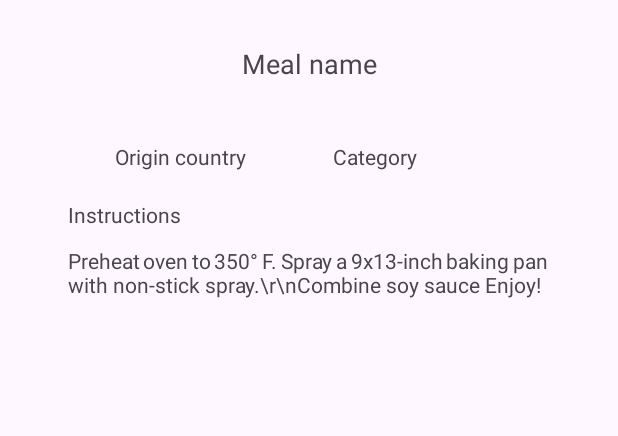
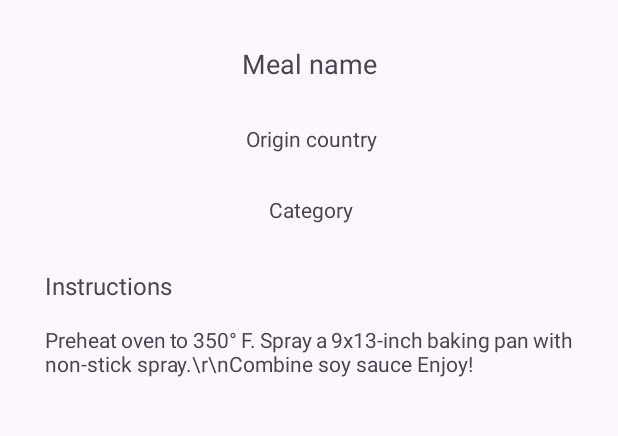
Before and after one commit to abressam/RA1_MealApp, an Android app: the MealDetailsActivity screen opened directly, with no data from a screen before it, on a phone screen of 412 x 824 dp, the part 450-886 px from its top. Run offline under Robolectric (Android 15) with nearby library versions, the phone set to English and light mode, and no system bars; pictures from the network do not load.

Commit message:
feat: modify meal details layout

```diff
--- a/app/src/main/res/layout/activity_meal_details.xml
+++ b/app/src/main/res/layout/activity_meal_details.xml
@@ -35,67 +35,71 @@
             app:layout_constraintStart_toStartOf="@+id/strMealThumb"
             app:layout_constraintTop_toBottomOf="@+id/strMealThumb" />
 
+
         <TextView
             android:id="@+id/strArea"
             android:layout_width="100dp"
             android:layout_height="wrap_content"
-            android:layout_marginStart="70dp"
+            android:layout_marginTop="28dp"
+            android:text="Origin country"
             android:textAlignment="center"
-            android:text="Origin country"
-            app:layout_constraintBottom_toBottomOf="@+id/strCategory"
-            app:layout_constraintStart_toStartOf="parent"
-            app:layout_constraintTop_toTopOf="@+id/strCategory"
-            app:layout_constraintVertical_bias="0.0" />
+            app:layout_constraintEnd_toEndOf="@+id/strMeal"
+            app:layout_constraintHorizontal_bias="0.4"
+            app:layout_constraintStart_toStartOf="@+id/strMeal"
+            app:layout_constraintTop_toBottomOf="@+id/strMeal" />
 
         <TextView
             android:id="@+id/strCategory"
             android:layout_width="100dp"
             android:layout_height="wrap_content"
-            android:layout_marginTop="40dp"
+            android:layout_marginTop="28dp"
+            android:text="Category"
             android:textAlignment="center"
-            android:text="Category"
-            app:layout_constraintEnd_toEndOf="parent"
-            app:layout_constraintHorizontal_bias="0.21"
-            app:layout_constraintStart_toEndOf="@+id/strArea"
-            app:layout_constraintTop_toBottomOf="@+id/strMeal" />
-
+            app:layout_constraintEnd_toEndOf="@+id/strArea"
+            app:layout_constraintHorizontal_bias="0.0"
+            app:layout_constraintStart_toStartOf="@+id/strArea"
+            app:layout_constraintTop_toBottomOf="@+id/strArea" />
 
         <TextView
             android:id="@+id/instructionsText"
             android:layout_width="wrap_content"
             android:layout_height="wrap_content"
+            android:layout_marginTop="30dp"
+            android:layout_marginStart="30dp"
+            android:textSize="16sp"
             android:text="Instructions"
-            app:layout_constraintBottom_toTopOf="@+id/strInstructions"
-            app:layout_constraintEnd_toEndOf="@+id/strInstructions"
+            app:layout_constraintEnd_toEndOf="parent"
             app:layout_constraintHorizontal_bias="0.0"
-            app:layout_constraintStart_toStartOf="@+id/strInstructions"
-            app:layout_constraintTop_toBottomOf="@+id/strArea"
-            app:layout_constraintVertical_bias="0.64" />
+            app:layout_constraintStart_toStartOf="parent"
+            app:layout_constraintTop_toBottomOf="@+id/strCategory" />
 
         <TextView
             android:id="@+id/strInstructions"
-            android:layout_width="320dp"
+            android:layout_width="0dp"
             android:layout_height="wrap_content"
-            android:layout_margin="10dp"
+            android:layout_marginTop="15dp"
+            android:layout_marginLeft="30dp"
+            android:layout_marginRight="30dp"
             android:justificationMode="inter_word"
             android:text="@string/instructions_details"
             app:layout_constraintBottom_toBottomOf="parent"
             app:layout_constraintEnd_toEndOf="parent"
-            app:layout_constraintHorizontal_bias="0.493"
+            app:layout_constraintHorizontal_bias="0.0"
             app:layout_constraintStart_toStartOf="parent"
-            app:layout_constraintTop_toBottomOf="@+id/strCategory"
-            app:layout_constraintVertical_bias="0.113" />
+            app:layout_constraintTop_toBottomOf="@+id/instructionsText"
+            app:layout_constraintVertical_bias="0.0" />
 
         <FrameLayout
             android:id="@+id/container"
             android:layout_width="match_parent"
             android:layout_height="wrap_content"
             android:layout_weight="1"
+            android:layout_marginStart="30dp"
+            android:layout_marginTop="30dp"
             app:layout_constraintBottom_toBottomOf="parent"
             app:layout_constraintEnd_toEndOf="parent"
             app:layout_constraintStart_toStartOf="parent"
-            app:layout_constraintTop_toBottomOf="@+id/strInstructions"
-            android:layout_margin="15dp"/>
+            app:layout_constraintTop_toBottomOf="@+id/strInstructions"/>
 
         <com.google.android.material.floatingactionbutton.FloatingActionButton
             android:id="@+id/floatingActionButton"
```
